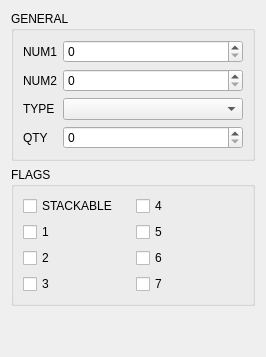
Old version of the form src/ui/battleitemtabform.ui in the repository Orionsilver/Yo-kai_Editor_B2.
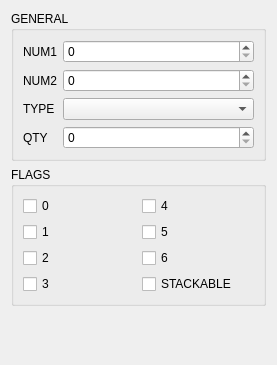
New version of the form.

Commit message: fix flag editing and add enchant all button in the equipment tab

Diff of the .ui file:
```diff
--- a/src/ui/battleitemtabform.ui
+++ b/src/ui/battleitemtabform.ui
@@ -2,6 +2,14 @@
 <ui version="4.0">
  <class>BattleItemTabForm</class>
  <widget class="QWidget" name="BattleItemTabForm">
+  <property name="geometry">
+   <rect>
+    <x>0</x>
+    <y>0</y>
+    <width>277</width>
+    <height>365</height>
+   </rect>
+  </property>
   <property name="windowTitle">
    <string notr="true">Form</string>
   </property>
@@ -94,21 +102,21 @@
        <item row="0" column="0">
         <widget class="QCheckBox" name="flag0CB">
          <property name="text">
-          <string>STACKABLE</string>
+         <string notr="true">0</string>
          </property>
         </widget>
        </item>
        <item row="3" column="0">
-        <widget class="QCheckBox" name="flag1CB">
-         <property name="text">
-          <string>3</string>
-         </property>
-        </widget>
-       </item>
-       <item row="1" column="0">
         <widget class="QCheckBox" name="flag3CB">
          <property name="text">
-          <string>1</string>
+         <string notr="true">3</string>
+        </property>
+       </widget>
+      </item>
+      <item row="1" column="0">
+       <widget class="QCheckBox" name="flag1CB">
+        <property name="text">
+         <string notr="true">1</string>
          </property>
         </widget>
        </item>
@@ -136,7 +144,7 @@
        <item row="3" column="1">
         <widget class="QCheckBox" name="flag7CB">
          <property name="text">
-          <string>7</string>
+         <string>STACKABLE</string>
          </property>
         </widget>
        </item>
```
Left out of the diff: 8 changed lines with no effect on the pictures. Lines whose indentation alone changed are shown as unchanged. The commit also changes 11 other files.
